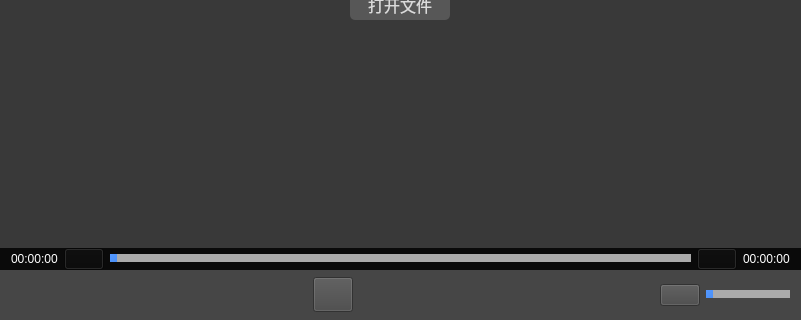
Above: HLPlayer/HLPlayer.ui from Mine-Langer/VideoTools before the change; both pictures show x 0 to 801 and y 237 to 557 of the 801 by 557 pixel window. Below: the same form after it.
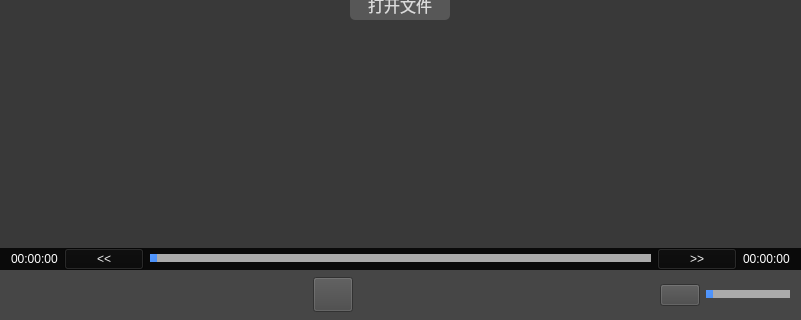
That is the form after the change. Icons and pictures are not drawn.

What changed in the file:
```diff
--- a/HLPlayer/HLPlayer.ui
+++ b/HLPlayer/HLPlayer.ui
@@ -114,10 +114,10 @@
        <widget class="QPushButton" name="btnSlow">
         <property name="styleSheet">
          <string notr="true">background-image: url(:/HLPlayer/res/forward.png);
-</string>
+color: rgb(239, 239, 239);</string>
         </property>
         <property name="text">
-         <string/>
+         <string>&lt;&lt;</string>
         </property>
        </widget>
       </item>
@@ -160,8 +160,11 @@
       </item>
       <item>
        <widget class="QPushButton" name="btnFast">
+        <property name="styleSheet">
+         <string notr="true">color: rgb(239, 239, 239);</string>
+        </property>
         <property name="text">
-         <string/>
+         <string>&gt;&gt;</string>
         </property>
        </widget>
       </item>
```
